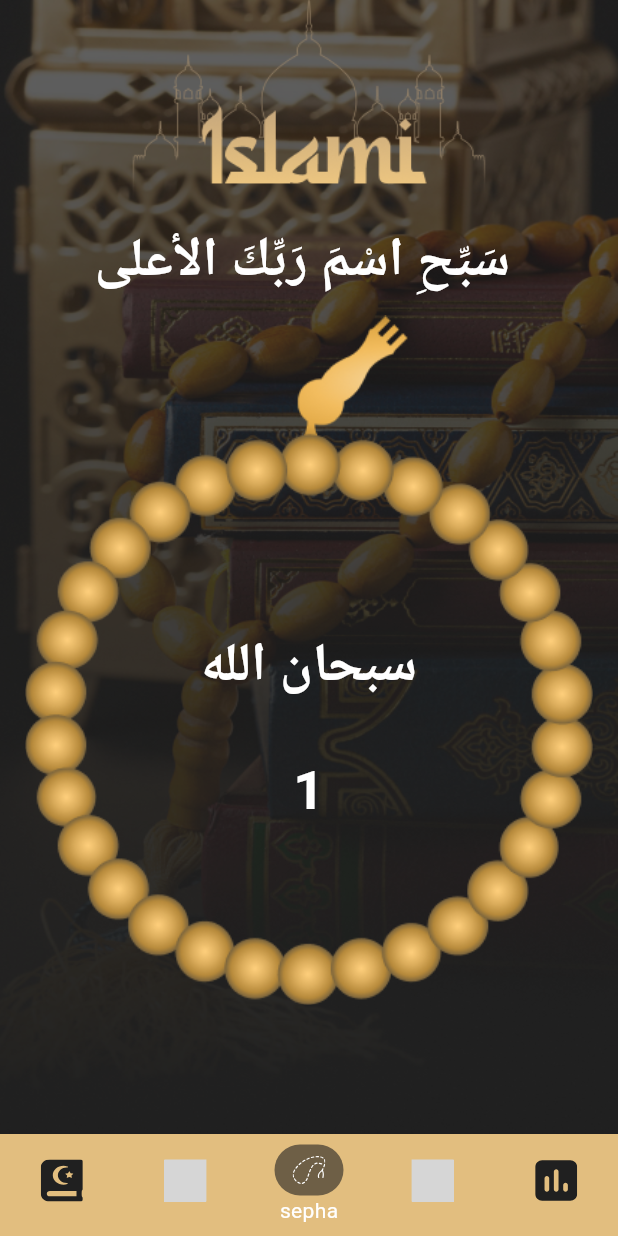
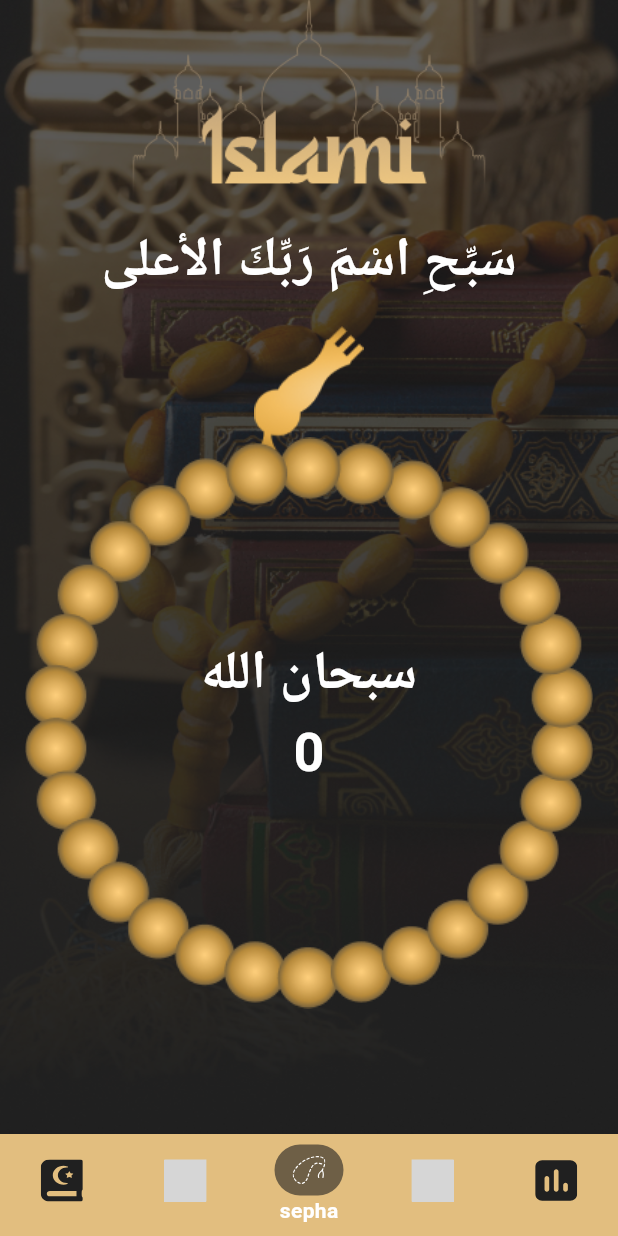
Before and after one commit to Abdalla-Ahmed-Aly/islamiApp, a Flutter app: the HomeScreen screen opened by its route, item 3 of the bottom bar chosen, on a phone screen of 412 x 824 dp. Run offline on Flutter 3.47's test engine with Material 3 defaults, Android fonts, the phone set to English and light mode, and no system bars; our stand-ins replace carousel_slider, flutter_svg, shared_preferences, smooth_page_indicator; missing offline and left inert: dart:ffi; accounts and stored records are empty; grey boxes are pictures that could not be loaded.

Commit message:
Edit sebha tab ui and logic

```diff
--- a/lib/app_theme.dart
+++ b/lib/app_theme.dart
@@ -48,6 +48,7 @@ class AppTheme {
       fontWeight: FontWeight.bold,
       color: white,
     ),
+    bodyMedium:TextStyle(fontWeight: FontWeight.w700,fontSize: 36,color: white)
   ),
  );
 }
--- a/lib/tabs/quran/sura_item.dart
+++ b/lib/tabs/quran/sura_item.dart
@@ -1,8 +1,6 @@
 import 'package:flutter/material.dart';
-import 'package:islamiapp/app_theme.dart';
 import 'package:islamiapp/tabs/quran/sura.dart';
-import 'package:islamiapp/tabs/quran/sura_service.dart';
-import 'package:islamiapp/tabs/quran/suradetails.dart';
+
 
 class SuraItem extends StatefulWidget {
   SuraItem(this.sura);
--- a/lib/tabs/sebha/sebha_tab.dart
+++ b/lib/tabs/sebha/sebha_tab.dart
@@ -1,100 +1,87 @@
 import 'package:flutter/material.dart';
-import 'dart:math';
 
 class SebhaTab extends StatefulWidget {
   @override
-  _SebhaTabState createState() => _SebhaTabState();
+  State<SebhaTab> createState() => _SebhaTabState();
 }
 
 class _SebhaTabState extends State<SebhaTab> {
-  int _currentBead = 0;
-   int _totalBeads = 99;
-  double get _anglePerBead => 2 * pi / _totalBeads;
-  double _startX = 0.0;
-  bool _lock = false;
-  String text = 'سبحان الله';
+  int counter = 0;
+
+  int index = 0;
+  double angle = 0;
+  List<String> azkar = [
+    "سبحان الله",
+    "الحمد لله",
+    "الله أكبر",
+    "لا اله ال الله",
+  ];
 
   @override
   Widget build(BuildContext context) {
+    Size Mediaquery = MediaQuery.of(context).size;
+    TextTheme textTheme = Theme.of(context).textTheme;
     return Column(
+      crossAxisAlignment: CrossAxisAlignment.stretch,
       children: [
         Text(
           'سَبِّحِ اسْمَ رَبِّكَ الأعلى ',
-          style: TextStyle(
-              fontWeight: FontWeight.w700, fontSize: 36, color: Colors.white),
+          style: textTheme.bodyMedium,
+          textAlign: TextAlign.center,
         ),
-        Stack(
-          alignment: Alignment.center,
+        Padding(
+          padding: EdgeInsets.symmetric(vertical: 16),
+          child: Stack(
+            alignment: Alignment.topCenter,
             children: [
-            GestureDetector(
-              onPanStart: (details) {
-                _startX = details.localPosition.dx;
-              },
-              onPanUpdate: (details) {
-                if (!_lock) {
-
-                  if (details.localPosition.dx > _startX + 20) {
-                    setState(() {
-                      _currentBead = (_currentBead + 1) % _totalBeads;
-
-                      if (_currentBead >= 33 && _currentBead <= 65) {
-                        text = 'الحمد لله';
-                      } else if (_currentBead >= 66 && _currentBead <= 99) {
-                        text = 'الله أكبر';
-                      } else {
-                        text = 'سبحان الله';
-                      }
-                    });
-                    _lock = true;
-                  }
-                }
-              },
-              onPanEnd: (details) {
-                _lock = false;
+              Image.asset(
+                'assets/images/seb7aheader.png',
+              ),
+              Padding(
+                padding: EdgeInsets.only(top: Mediaquery.height * 0.09),
+                child: GestureDetector(
+                  onTap: () {
+                    onTap();
                   },
                   child: Transform.rotate(
-                angle: -_currentBead * _anglePerBead,
-                child: Container(
-                  alignment: Alignment.center,
-                  height: MediaQuery.of(context).size.height * 0.58,
-                  decoration: BoxDecoration(
-                    image: DecorationImage(
-                      image: AssetImage(
-                        'assets/images/Sebha.png',
+                    angle: angle,
+                    child: Image.asset(
+                      'assets/images/SebhaBody.png',
                     ),
                   ),
                 ),
               ),
+              Positioned(
+                top: Mediaquery.height * 0.25,
+                child: Column(
+                  children: [
+                    Text(
+                      azkar[index],
+                      style: textTheme.bodyMedium,
                     ),
-            ),
-            Column(
-              mainAxisAlignment: MainAxisAlignment.center,
-              children: [
-                SizedBox(height: 90),
                     Text(
-                  text,
-                  style: TextStyle(
-                    color: Colors.white,
-                    fontSize: 36,
-                    fontWeight: FontWeight.w700,
-                  ),
-                  textAlign: TextAlign.center,
-                ),
-                SizedBox(height: 30),
-                Text(
-                  '${_currentBead + 1}',
-                  style: TextStyle(
-                    color: Colors.white,
-                    fontSize: 36,
-                    fontWeight: FontWeight.w700,
-                  ),
-                  textAlign: TextAlign.center,
+                      '$counter',
+                      style: textTheme.bodyMedium,
                     ),
                   ],
                 ),
+              ),
             ],
           ),
+        )
       ],
     );
   }
+
+  void onTap() {
+    counter++;
+    angle+=360/33;
+    if (counter % 33 == 0) {
+      index++;
     }
+    if (index == azkar.length) {
+      index = 0;
+    }
+    setState(() {});
+  }
+}
```
Also changed, not shown: assets/images/SebhaBody.png (added), assets/images/seb7aheader.png (added). Lines whose indentation alone changed are shown as unchanged.
